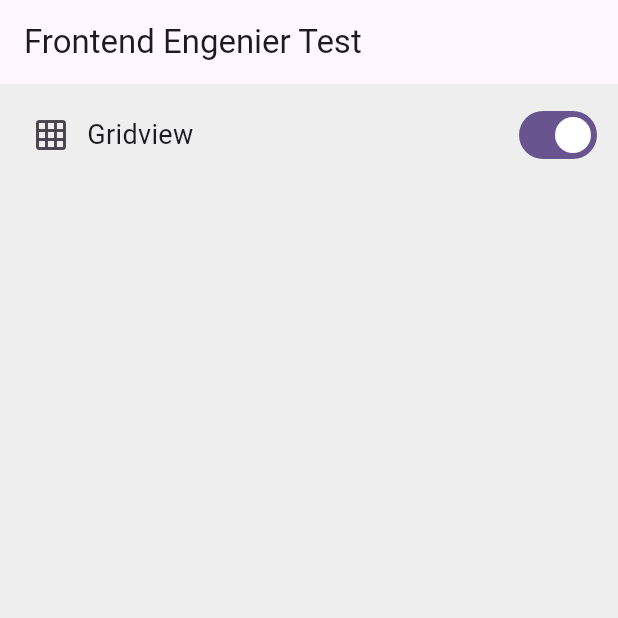
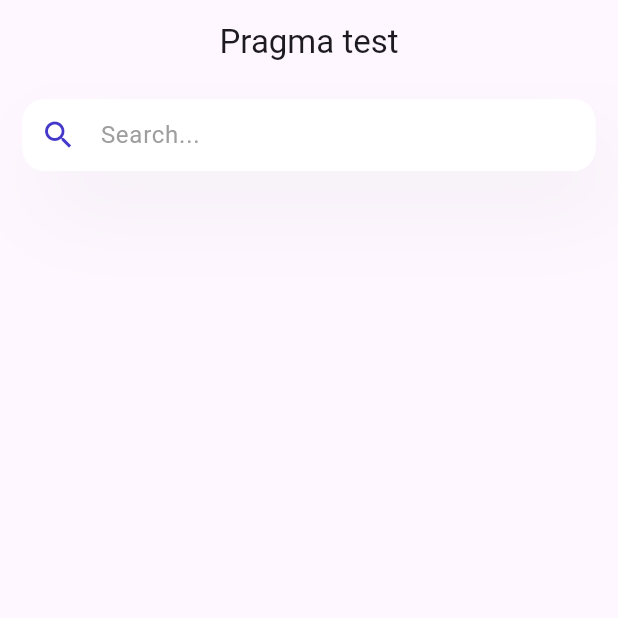
Before and after one commit to LeonardoAndresSanchez/tecnical_testmob_pragma, a Flutter app: the screen it shows after launch, on a phone screen of 412 x 824 dp, the top half of it. Run offline on Flutter 3.47's test engine with Material 3 defaults, Android fonts, the phone set to English and light mode, and no system bars; our stand-ins replace freezed_annotation; network calls fail.

Commit message:
desing and create search bar

```diff
--- /dev/null
+++ b/devtools_options.yaml
@@ -0,0 +1 @@
+extensions:
--- a/lib/main.dart
+++ b/lib/main.dart
@@ -16,7 +16,7 @@ class MyApp extends StatelessWidget {
     return MultiProvider(
       providers: providers,
       child: MaterialApp(
-        title: 'Flutter Demo',
+        title: 'technical test mob',
         theme: ThemeData(
           colorScheme: ColorScheme.fromSeed(seedColor: Colors.deepPurple),
           useMaterial3: true,
--- a/lib/pages/home/home.dart
+++ b/lib/pages/home/home.dart
@@ -1,9 +1,11 @@
 import 'package:flutter/material.dart';
 import 'package:provider/provider.dart';
+
 import 'package:tecnical_testmob_pragma/models/pets.dart';
+import 'package:tecnical_testmob_pragma/pages/home/widgets/search_bar.dart';
 import 'package:tecnical_testmob_pragma/providers/pet_provider_service.dart';
 
-import 'widgets/itemList.dart';
+import 'widgets/item_list.dart';
 
 enum TypeView { grid, list }
 
@@ -14,11 +16,10 @@ class HomePage extends StatefulWidget {
   State<HomePage> createState() => _HomePageState();
 }
 
-int _crossAxisCount = 2;
-double _aspectRatio = 1.7;
 TypeView _typeView = TypeView.grid;
 List<Pet>? pets = [];
 bool? isGrid;
+TextEditingController _textEditingController = TextEditingController();
 
 class _HomePageState extends State<HomePage> {
   @override
@@ -41,82 +42,33 @@ class _HomePageState extends State<HomePage> {
       }
       return Scaffold(
         appBar: AppBar(
-          title: const Text('Frontend Engenier Test'),
+          title: const Text('Pragma test'),
+          centerTitle: true,
           actions: const [],
         ),
-        body: Container(
-          decoration: BoxDecoration(color: Colors.grey[200]),
-          padding: const EdgeInsets.all(10),
-          child: Column(
+        body: Column(
           children: [
-              Row(
-                mainAxisAlignment: MainAxisAlignment.start,
-                children: [
-                  IconButton(
-                    icon: Icon(_typeView == TypeView.list
-                        ? Icons.view_list
-                        : Icons.grid_on),
-                    onPressed: () {
-                      if (_typeView == TypeView.list) {
-                        _crossAxisCount = 2;
-                        _aspectRatio = 1.7;
-                        _typeView = TypeView.grid;
-                      } else {
-                        _crossAxisCount = 1;
-                        _aspectRatio = 3;
-                        _typeView = TypeView.list;
-                      }
-                      setState(() {});
-                    },
+            Padding(
+              padding:
+                  const EdgeInsets.symmetric(horizontal: 15.0, vertical: 10),
+              child: SearchInput(
+                textController: _textEditingController,
+                hintText: 'Search...',
               ),
-                  Text(
-                    _typeView == TypeView.list ? 'ListView' : 'Gridview',
-                    style: const TextStyle(fontSize: 18),
-                  ),
-                  const Spacer(),
-                  Switch(
-                      value: isGrid!,
-                      onChanged: (value) {
-                        isGrid = value;
-                        if (_typeView == TypeView.list) {
-                          _crossAxisCount = 2;
-                          _aspectRatio = 1.7;
-                          _typeView = TypeView.grid;
-
-                          setState(() {});
-                        } else {
-                          _crossAxisCount = 1;
-                          _aspectRatio = 3;
-                          _typeView = TypeView.list;
-
-                          setState(() {});
-                        }
-                      })
-                ],
             ),
             Expanded(
-                child: GridView.count(
-                  crossAxisCount: _crossAxisCount,
-                  childAspectRatio: _aspectRatio,
-                  children: pets!.map((u) {
-                    return GestureDetector(
-                      child: ItemGrid(
-                        data: u,
+              child: ListView.builder(
+                clipBehavior: Clip.antiAliasWithSaveLayer,
+                itemCount: pets!.length,
+                itemBuilder: (BuildContext context, int i) {
+                  return ItemList(
+                    data: pets![i],
                     typeView: _typeView,
-                      ),
-                      // onTap: () => Navigator.push(
-                      //   context,
-                      //   MaterialPageRoute(
-                      //       builder: (context) => UniversityDetail(
-                      //             u: u,
-                      //           )),
-                      // ),
                   );
-                  }).toList(),
+                },
               ),
             ),
           ],
-          ),
         ),
       );
     });
--- /dev/null
+++ b/lib/pages/home/widgets/search_bar.dart
@@ -0,0 +1,51 @@
+import 'package:flutter/material.dart';
+
+class SearchInput extends StatelessWidget {
+  final TextEditingController textController;
+  final String hintText;
+  const SearchInput(
+      {required this.textController, required this.hintText, Key? key})
+      : super(key: key);
+
+  @override
+  Widget build(BuildContext context) {
+    return Container(
+      decoration: BoxDecoration(boxShadow: [
+        BoxShadow(
+            offset: const Offset(12, 26),
+            blurRadius: 50,
+            spreadRadius: 0,
+            color: Colors.grey.withOpacity(.1)),
+      ]),
+      child: TextField(
+        controller: textController,
+        onChanged: (value) {
+          //Do something wi
+        },
+        decoration: InputDecoration(
+          prefixIcon: const Icon(
+            Icons.search,
+            color: Color(0xff4338CA),
+          ),
+          filled: true,
+          fillColor: Colors.white,
+          hintText: hintText,
+          hintStyle: const TextStyle(color: Colors.grey),
+          contentPadding:
+              const EdgeInsets.symmetric(vertical: 10.0, horizontal: 20.0),
+          border: const OutlineInputBorder(
+            borderRadius: BorderRadius.all(Radius.circular(15.0)),
+          ),
+          enabledBorder: const OutlineInputBorder(
+            borderSide: BorderSide(color: Colors.white, width: 1.0),
+            borderRadius: BorderRadius.all(Radius.circular(15.0)),
+          ),
+          focusedBorder: const OutlineInputBorder(
+            borderSide: BorderSide(color: Colors.white, width: 2.0),
+            borderRadius: BorderRadius.all(Radius.circular(15.0)),
+          ),
+        ),
+      ),
+    );
+  }
+}
--- a/lib/providers/pet_provider_service.dart
+++ b/lib/providers/pet_provider_service.dart
@@ -1,3 +1,5 @@
+// ignore_for_file: avoid_print
+
 import 'package:flutter/material.dart';
 import 'package:tecnical_testmob_pragma/abstract/pet_service_abs.dart';
 import 'package:tecnical_testmob_pragma/models/pets.dart';
--- a/pubspec.yaml
+++ b/pubspec.yaml
@@ -34,9 +34,8 @@ dev_dependencies:
 flutter:
   uses-material-design: true
 
-  # assets:
-  #   - images/a_dot_burr.jpeg
-  #   - images/a_dot_ham.jpeg
+  assets:
+    - assets/
 
   # fonts:
   #   - family: Schyler
```
Also changed, not shown: lib/pages/home/widgets/card_item.dart (deleted, +0 -14 lines), lib/pages/home/widgets/itemList.dart (deleted, +0 -85 lines), lib/pages/home/widgets/item_list.dart (added, +78 -0 lines), assets/cat.png (added). Lines whose indentation alone changed are shown as unchanged.
